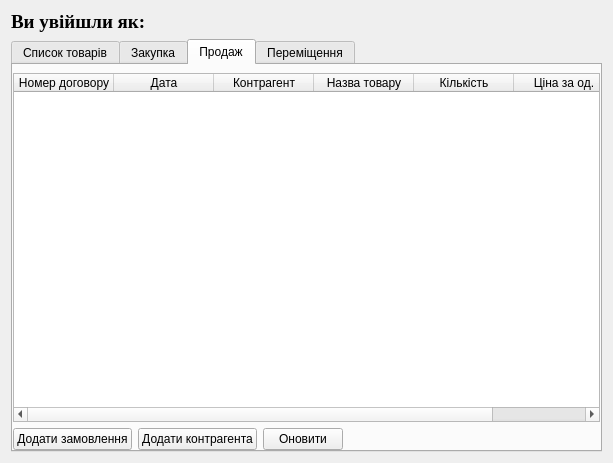
Above: mainwindow.ui from stand-by/Qt_PostgreSQL_application before the change. Below: the same form after it.
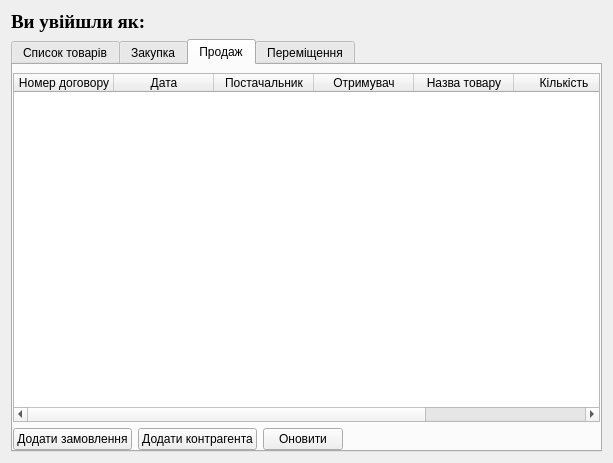
That is the form after the change. The open tabs and pages were chosen to show the change.

Commit message: add columns for receiver and supplier in purchase and sell tables

```diff
--- a/mainwindow.ui
+++ b/mainwindow.ui
@@ -282,7 +282,12 @@
           </column>
           <column>
            <property name="text">
-            <string>Контрагент</string>
+            <string>Постачальник</string>
+           </property>
+          </column>
+          <column>
+           <property name="text">
+            <string>Отримувач</string>
            </property>
           </column>
           <column>
```
Left out of the diff: 9 changed lines with no effect on the pictures. The commit also changes 1 other file.
